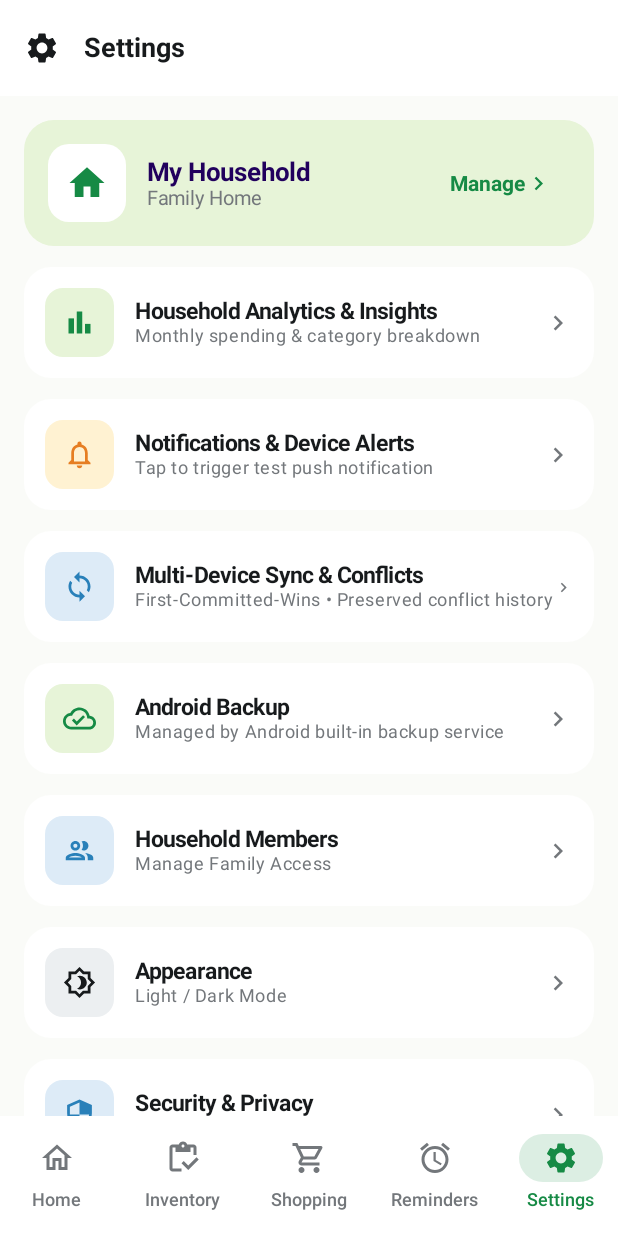
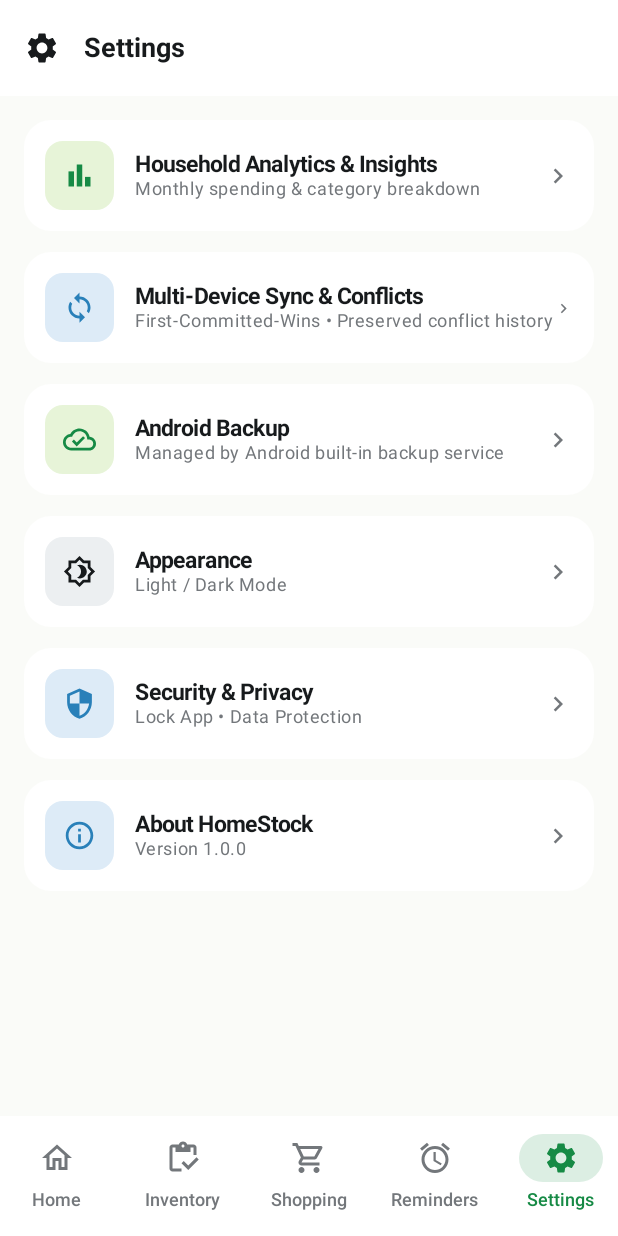
Before and after one commit to vishalbhartiiiitbh/homeinventry, an Android app built with Jetpack Compose: the SettingsScreen screen opened through its navigation route, on a phone screen of 412 x 824 dp. Run offline under Robolectric (Android 15) with nearby library versions, the phone set to English and light mode, and no system bars; our stand-ins replace Room's generated code; 1 statement that could not run was skipped.

Commit message:
setting ui fix

```diff
--- a/app/src/main/java/com/example/homeinvetry/feature/settings/SettingsScreen.kt
+++ b/app/src/main/java/com/example/homeinvetry/feature/settings/SettingsScreen.kt
@@ -21,7 +21,6 @@ import androidx.compose.ui.platform.LocalContext
 import androidx.compose.ui.text.font.FontWeight
 import androidx.compose.ui.unit.dp
 import androidx.compose.ui.unit.sp
-import com.example.homeinvetry.core.notifications.NotificationHelper
 import com.example.homeinvetry.core.sync.SyncEngine
 import com.example.homeinvetry.feature.sync.SyncConflictDialog
 import com.example.homeinvetry.ui.theme.*
@@ -66,76 +65,7 @@ fun SettingsScreen(
             contentPadding = PaddingValues(16.dp),
             verticalArrangement = Arrangement.spacedBy(14.dp)
         ) {
-            // My Household Card
-            item {
-                Card(
-                    modifier = Modifier.fillMaxWidth(),
-                    colors = CardDefaults.cardColors(containerColor = LightGreen),
-                    shape = RoundedCornerShape(20.dp),
-                    elevation = CardDefaults.cardElevation(defaultElevation = 0.dp)
-                ) {
-                    Row(
-                        modifier = Modifier
-                            .padding(16.dp)
-                            .fillMaxWidth(),
-                        verticalAlignment = Alignment.CenterVertically,
-                        horizontalArrangement = Arrangement.SpaceBetween
-                    ) {
-                        Row(
-                            verticalAlignment = Alignment.CenterVertically,
-                            horizontalArrangement = Arrangement.spacedBy(14.dp)
-                        ) {
-                            Box(
-                                modifier = Modifier
-                                    .size(52.dp)
-                                    .clip(RoundedCornerShape(14.dp))
-                                    .background(Color.White),
-                                contentAlignment = Alignment.Center
-                            ) {
-                                Icon(
-                                    imageVector = Icons.Default.Home,
-                                    contentDescription = "My Household",
-                                    tint = PrimaryGreen,
-                                    modifier = Modifier.size(28.dp)
-                                )
-                            }
-                            Column {
-                                Text(
-                                    text = "My Household",
-                                    style = MaterialTheme.typography.titleMedium.copy(
-                                        fontWeight = FontWeight.Bold,
-                                        fontSize = 17.sp
-                                    )
-                                )
-                                Text(
-                                    text = "Family Home",
-                                    style = MaterialTheme.typography.bodyMedium.copy(color = SecondaryText)
-                                )
-                            }
-                        }
-
-                        TextButton(onClick = { /* Manage */ }) {
-                            Row(verticalAlignment = Alignment.CenterVertically) {
-                                Text(
-                                    text = "Manage",
-                                    style = MaterialTheme.typography.labelLarge.copy(
-                                        color = PrimaryGreen,
-                                        fontWeight = FontWeight.Bold
-                                    )
-                                )
-                                Icon(
-                                    imageVector = Icons.Default.ChevronRight,
-                                    contentDescription = null,
-                                    tint = PrimaryGreen,
-                                    modifier = Modifier.size(18.dp)
-                                )
-                            }
-                        }
-                    }
-                }
-            }
-
-            // Settings Menu Items
+            // Settings Menu Items (My Household, Notifications & Household Members removed)
             item {
                 SettingsMenuRow(
                     title = "Household Analytics & Insights",
@@ -144,24 +74,6 @@ fun SettingsScreen(
                     iconBgColor = LightGreen,
                     iconTint = PrimaryGreen,
                     onClick = onNavigateToAnalytics
-                )
-            }
-
-            item {
-                SettingsMenuRow(
-                    title = "Notifications & Device Alerts",
-                    subtitle = "Tap to trigger test push notification",
-                    icon = Icons.Outlined.Notifications,
-                    iconBgColor = LightYellow,
-                    iconTint = Color(0xFFE67E22),
-                    onClick = {
-                        NotificationHelper.showNotification(
-                            context,
-                            1002,
-                            "HomeStock Low Stock Alert 🚨",
-                            "Cooking Oil (1 L) is low on stock! Tap to view shopping list."
-                        )
-                    }
                 )
             }
 
@@ -184,16 +96,6 @@ fun SettingsScreen(
                     iconBgColor = LightGreen,
                     iconTint = PrimaryGreen,
                     onClick = { showAndroidBackupInfoDialog = true }
-                )
-            }
-
-            item {
-                SettingsMenuRow(
-                    title = "Household Members",
-                    subtitle = "Manage Family Access",
-                    icon = Icons.Outlined.Group,
-                    iconBgColor = LightBlue,
-                    iconTint = Color(0xFF2980B9)
                 )
             }
 
```
